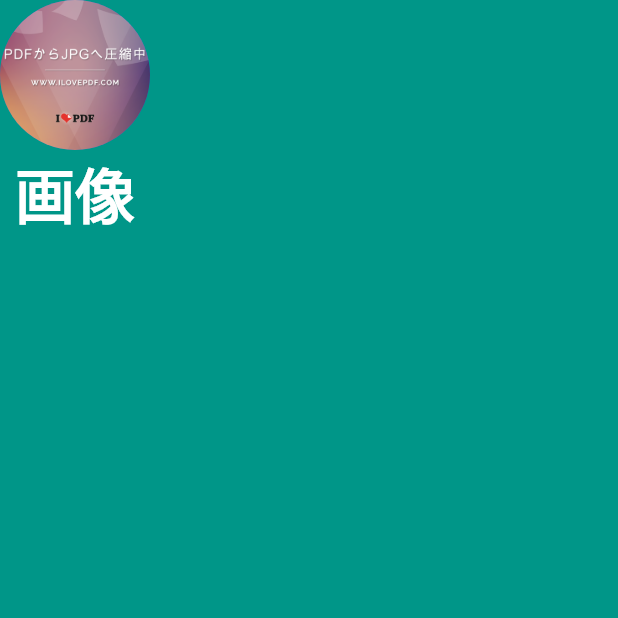
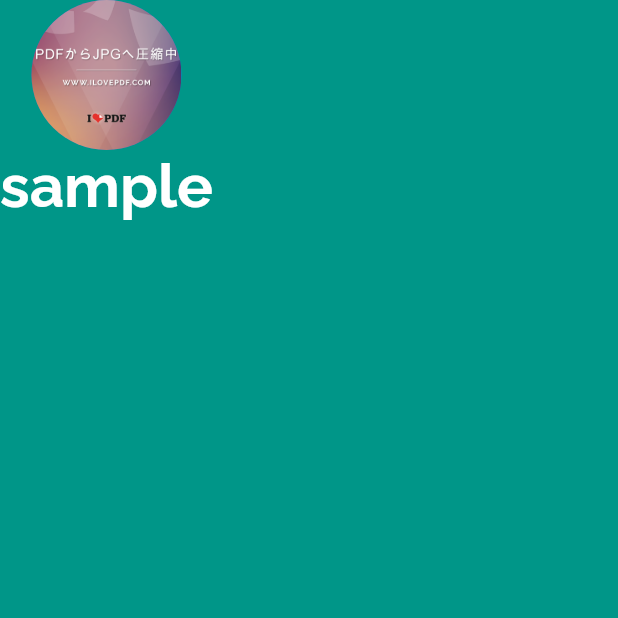
Before and after one commit to 11mrhappy/u_flutter_y, a Flutter app: the screen it shows after launch, on a phone screen of 412 x 824 dp, the top half of it. Run offline on Flutter 3.47's test engine with Material 2 defaults, Android fonts, the phone set to English and light mode, and no system bars.

Commit message:
using custom fonts

```diff
--- a/lib/main.dart
+++ b/lib/main.dart
@@ -14,12 +14,13 @@ class MyApp extends StatelessWidget {
           child: Column(
             children: [
               CircleAvatar(
-                radius: 50.0,
-                backgroundImage: AssetImage('images/sample_png.png'),
+                radius: 50.0, //1
+                backgroundImage: AssetImage('images/sample_png.png'), //2
               ),
               Text(
-                '画像',
+                'sample',
                 style: TextStyle(
+                  fontFamily: 'Raleway', //3
                   fontSize: 40.0,
                   color: Colors.white,
                   fontWeight: FontWeight.bold,
@@ -33,5 +34,6 @@ class MyApp extends StatelessWidget {
   }
 }
 
-// 17 radiusは大きさの指定
-// 18 imageの設定はyamlからassetsで指定する
+//1 radiusは大きさの指定
+//2 imageの設定はyamlからassetsで指定する。AssetImage('パス')で指定する
+//3 style内でfontFamilyを指定することでフォント変更可能
```
Also changed, not shown: pubspec.yaml (+7 -0 lines), fonts/Raleway-Italic-VariableFont_wght.ttf (added), fonts/Raleway-VariableFont_wght.ttf (added).
